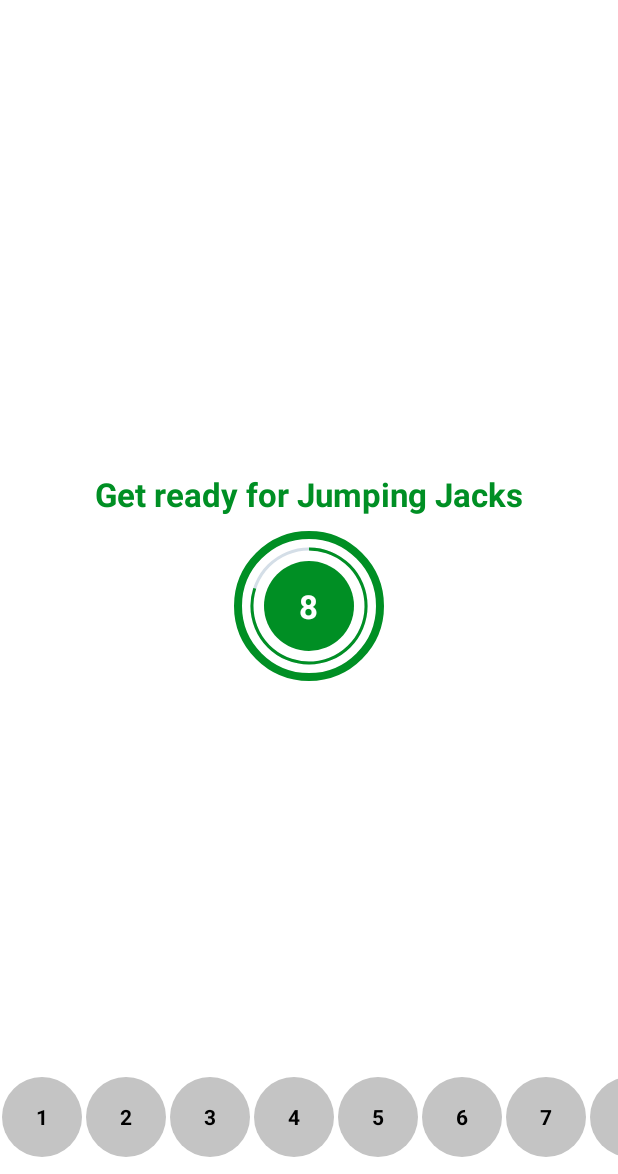
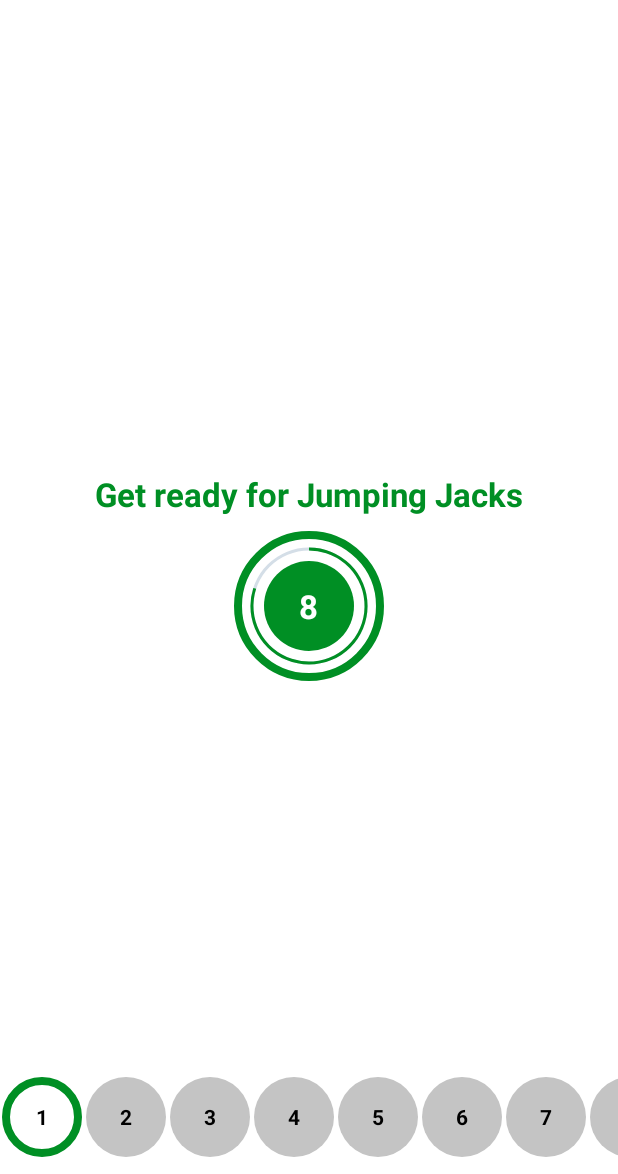
Before and after one commit to LukaszKrolicki/7minApp, an Android app: the ExerciseAvtivity screen opened directly, with no data from a screen before it, on a phone screen of 412 x 824 dp, the part 62-1236 px from its top. Run offline under Robolectric (Android 15) with nearby library versions, the phone set to English and light mode, and no system bars.

Commit message:
current status, and exercise finished added

```diff
--- a/app/src/main/java/eu/pl/snk/senseibunny/a7minuteapp/ExerciseAvtivity.kt
+++ b/app/src/main/java/eu/pl/snk/senseibunny/a7minuteapp/ExerciseAvtivity.kt
@@ -31,6 +31,7 @@ class ExerciseAvtivity : AppCompatActivity(), TextToSpeech.OnInitListener {
 
     private var player: MediaPlayer?=null
 
+    private lateinit var adapter: ExerciseStatusAdapter
     override fun onCreate(savedInstanceState: Bundle?) {
         super.onCreate(savedInstanceState)
         binding=ActivityExerciseAvtivityBinding.inflate(layoutInflater)
@@ -51,6 +52,8 @@ class ExerciseAvtivity : AppCompatActivity(), TextToSpeech.OnInitListener {
 
         tts= TextToSpeech(this, this)
 
+        adapter=ExerciseStatusAdapter(exerciseList!!,0);
+
         setupRestView()
 
         setupExerciseStatusRecyclerView()
@@ -58,7 +61,7 @@ class ExerciseAvtivity : AppCompatActivity(), TextToSpeech.OnInitListener {
     }
 
     private fun setupExerciseStatusRecyclerView(){
-        val adapter=ExerciseStatusAdapter(exerciseList!!);
+
         binding?.rvExerciseStatus?.layoutManager=LinearLayoutManager(this,
             LinearLayoutManager.HORIZONTAL,false)
         binding?.rvExerciseStatus?.adapter=adapter
@@ -87,6 +90,10 @@ class ExerciseAvtivity : AppCompatActivity(), TextToSpeech.OnInitListener {
         if(currentExercisePosition+1<exerciseList?.size!!){
             binding?.tvTitle?.text="Get ready for ${exerciseList!![currentExercisePosition+1].getName()}"
         }
+
+        adapter.changePos(currentExercisePosition+1)
+        adapter.notifyDataSetChanged()
+
 
         binding?.flExerciseBar?.visibility=View.INVISIBLE;
         binding?.tvExerciseName?.visibility=View.INVISIBLE;
--- a/app/src/main/java/eu/pl/snk/senseibunny/a7minuteapp/ExerciseStatusAdapter.kt
+++ b/app/src/main/java/eu/pl/snk/senseibunny/a7minuteapp/ExerciseStatusAdapter.kt
@@ -6,7 +6,7 @@ import androidx.recyclerview.widget.RecyclerView
 import eu.pl.snk.senseibunny.a7minuteapp.databinding.ActivityExerciseAvtivityBinding
 import eu.pl.snk.senseibunny.a7minuteapp.databinding.ItemExerciseStatusBinding
 
-class ExerciseStatusAdapter(val items:ArrayList<ExerciseModel>):RecyclerView.Adapter<ExerciseStatusAdapter.ViewHolder>() {
+class ExerciseStatusAdapter(val items:ArrayList<ExerciseModel>, var currentpos: Int):RecyclerView.Adapter<ExerciseStatusAdapter.ViewHolder>() {
 
     class ViewHolder(binding: ItemExerciseStatusBinding): RecyclerView.ViewHolder(binding.root){
         val tvItem=binding.tvItem
@@ -20,9 +20,20 @@ class ExerciseStatusAdapter(val items:ArrayList<ExerciseModel>):RecyclerView.Ada
         return items.size
     }
 
+    public fun changePos(curPos:Int){
+        this.currentpos=curPos
+    }
+
     override fun onBindViewHolder(holder: ViewHolder, position: Int) { // what should do for every item when view is bind
         val model: ExerciseModel = items[position] //It will be called automatically 12 times, with postion 0,1,2,3...
 
-        holder.tvItem.text=model.getId().toString() // we get the id from data model, and assign it to 'holder' THE CURRENT ITEM
+        holder.tvItem.text=model.getId().toString()
+
+        if(position<currentpos){
+            holder.tvItem.setBackgroundResource(R.drawable.item_circular_color_accent_background)
+        }
+        else if(position==currentpos){
+            holder.tvItem.setBackgroundResource(R.drawable.item_circular_border)
+        }
     }
 }
--- /dev/null
+++ b/app/src/main/res/layout/end_screen.xml
@@ -0,0 +1,6 @@
+<?xml version="1.0" encoding="utf-8"?>
+<androidx.constraintlayout.widget.ConstraintLayout xmlns:android="http://schemas.android.com/apk/res/android"
+    android:layout_width="match_parent"
+    android:layout_height="match_parent">
+
+</androidx.constraintlayout.widget.ConstraintLayout>
```
